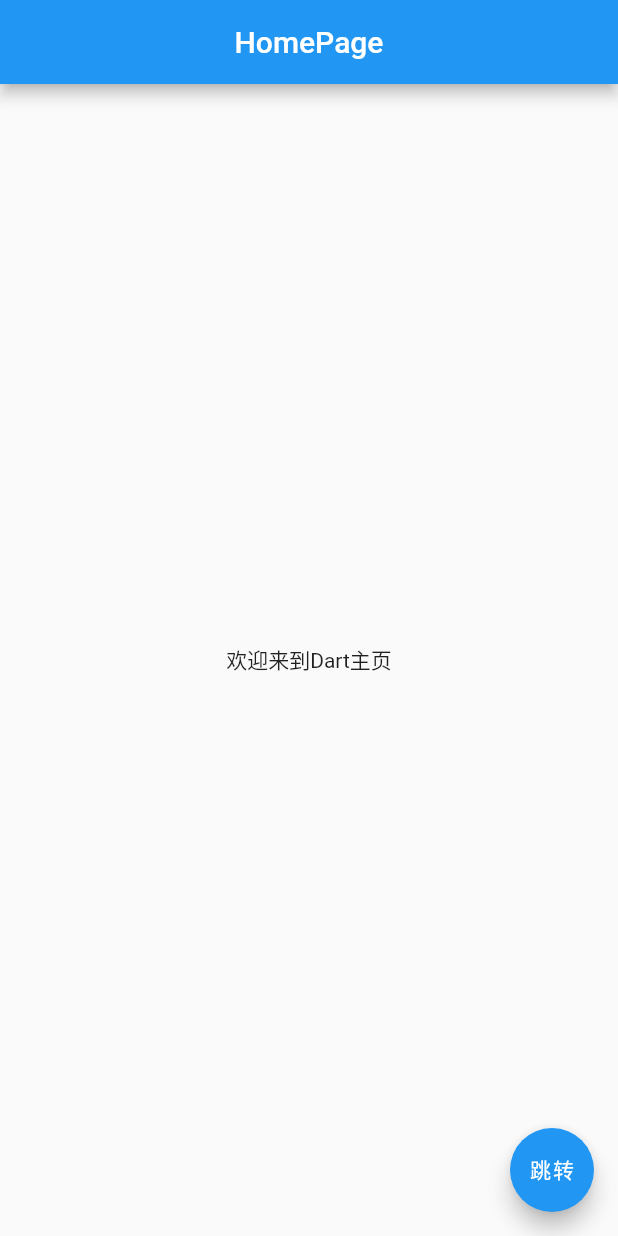
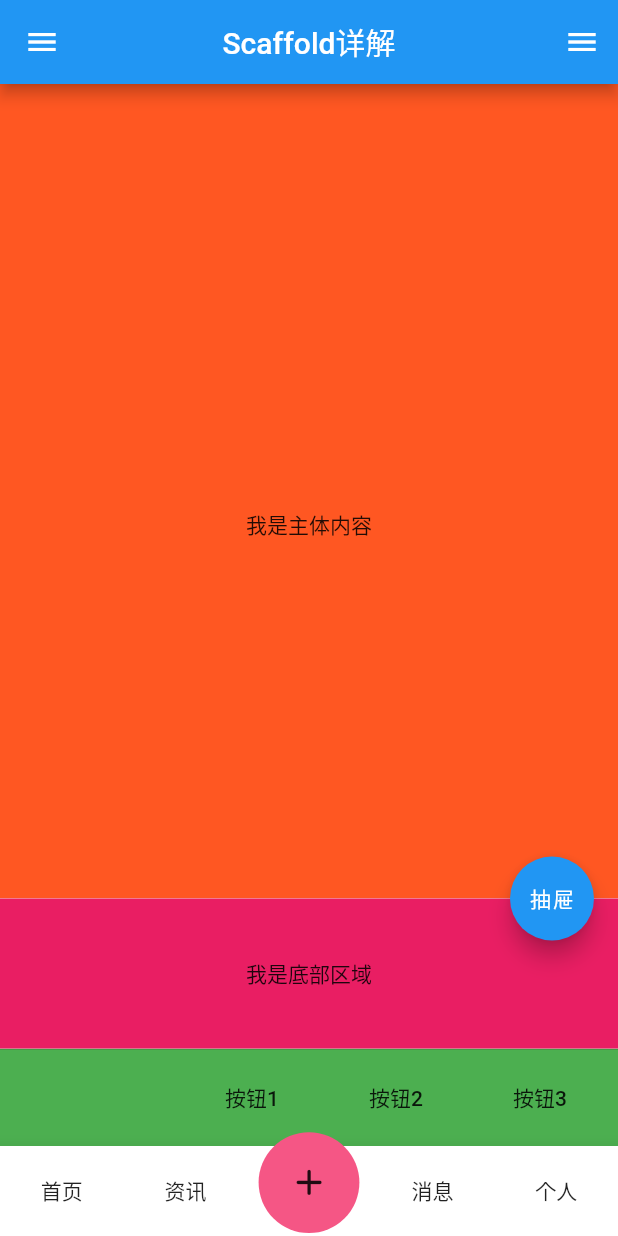
Before and after one commit to AinialJing/flutter_hello, a Flutter app: the screen it shows after launch, on a phone screen of 412 x 824 dp. Run offline on Flutter 3.47's test engine with Material 2 defaults, Android fonts, the phone set to English and light mode, and no system bars; our stand-ins replace event_bus, sensors, shared_preferences, sqflite; accounts and stored records are empty.

Commit message:
增加Scaffold的内容使用

```diff
--- /dev/null
+++ b/assets/json_01.json
@@ -0,0 +1,3 @@
+{
+  "a": "foo"
+}
--- /dev/null
+++ b/assets/json_02.json
@@ -0,0 +1,4 @@
+{
+  "a": "foo",
+  "b": "bar"
+}
--- /dev/null
+++ b/assets/json_03.json
@@ -0,0 +1,5 @@
+{
+  "a": "foo",
+  "b": "bar",
+  "c": "bar"
+}
--- /dev/null
+++ b/assets/test.txt
@@ -0,0 +1 @@
+123456
--- /dev/null
+++ b/lib/container_widget/scaffold_widget.dart
@@ -0,0 +1,190 @@
+import 'package:flutter/material.dart';
+
+/// This class provides APIs for showing drawers and bottom sheets.
+class ScaffoldWidget extends StatelessWidget {
+  final GlobalKey<ScaffoldState> _scaffoldKey = new GlobalKey<ScaffoldState>();
+  @override
+  Widget build(BuildContext context) {
+    return MaterialApp(
+      home: Scaffold(
+        key: _scaffoldKey,
+        appBar: AppBar(
+          title: const Text('Scaffold详解'),
+          centerTitle: true,
+        ),
+        body: _body(),
+
+        ///抽屉的宽度
+        drawerEdgeDragWidth: 300,
+
+        ///打开时，遮盖的颜色
+        drawerScrimColor: Colors.yellow,
+
+        ///左边抽屉
+        drawer: _leftDrawer(),
+
+        ///左边抽屉变化的监听
+        onDrawerChanged: (bool) {
+          print("左抽屉是否打开：${bool ? "是" : "否"}");
+        },
+
+        ///右边抽屉
+        endDrawer: _rightDrawer(),
+
+        ///右边抽屉变化的监听
+        onEndDrawerChanged: (bool) {
+          print("右抽屉是否打开：${bool ? "是" : "否"}");
+        },
+        bottomSheet: BottomSheet(
+          onClosing: () {},
+          builder: (BuildContext context) {
+            return Container(
+              height: 100,
+              color: Colors.pink,
+              alignment: Alignment.center,
+              child: const Text("我是底部区域"),
+            );
+          },
+        ),
+        bottomNavigationBar: _bottomAppBar(context),
+        persistentFooterButtons: [
+          MaterialButton(
+            onPressed: () {},
+            child: Text('按钮1'),
+          ),
+          MaterialButton(
+            onPressed: () {},
+            child: Text('按钮2'),
+          ),
+          MaterialButton(
+            onPressed: () {},
+            child: Text('按钮3'),
+          )
+        ],
+        floatingActionButton: FloatingActionButton(onPressed: () {
+          // Scaffold.of(context).openDrawer();
+          _scaffoldKey.currentState?.openDrawer();
+        },child: const Text('抽屉'),),
+        backgroundColor: Colors.green,
+        extendBody: false,
+        extendBodyBehindAppBar: true,
+      ),
+    );
+  }
+
+  _body() {
+    return Container(
+      width: double.infinity,
+      height: double.infinity,
+      color: Colors.deepOrange,
+      alignment: Alignment.center,
+      child: const Text('我是主体内容'),
+    );
+  }
+
+  _rightDrawer() {
+    return Container(
+      width: 300,
+      height: double.infinity,
+      color: Colors.blue,
+      alignment: Alignment.center,
+      child: const Text('我是右边抽屉栏'),
+    );
+  }
+
+  _leftDrawer() {
+    return Container(
+      width: 300,
+      height: double.infinity,
+      color: Colors.blue,
+      alignment: Alignment.center,
+      child: const Text('我是左边抽屉栏'),
+    );
+  }
+
+  _bottomNavigationBar(){
+    return BottomNavigationBar(
+      ///解决item多余三个的时候不显示的问题
+      type: BottomNavigationBarType.fixed,
+      items: const [
+        BottomNavigationBarItem(
+            icon: Icon(Icons.account_balance_outlined), label: '主页'),
+        BottomNavigationBarItem(
+            icon: Icon(Icons.add_a_photo_rounded), label: '留念'),
+        BottomNavigationBarItem(icon: Icon(Icons.add_chart), label: '记录'),
+        BottomNavigationBarItem(icon: Icon(Icons.account_box), label: '我的')
+      ],
+    );
+  }
+
+  _bottomAppBar(BuildContext context){
+    return BottomAppBar(
+      color: Colors.white,
+      elevation: 10,
+      // shape: CustomNotchedShape(context),
+      child: Container(
+        height: 60,
+        child: Row(children: [
+          const Expanded(
+              child: Text(
+                '首页',
+                textAlign: TextAlign.center,
+              )),
+          const Expanded(
+              child: Text(
+                '资讯',
+                textAlign: TextAlign.center,
+              )),
+          Expanded(child: SizedBox(child: Transform.scale(
+            scale: 1.2,
+            alignment: Alignment.bottomCenter,
+            child: FloatingActionButton(
+              backgroundColor: const Color(0xfff55685),
+              elevation: 0,
+              onPressed: () {},
+              child: const Icon(Icons.add_rounded, color: Colors.black87),
+            ),
+          ))),
+          const Expanded(
+              child: Text(
+                '消息',
+                textAlign: TextAlign.center,
+              )),
+          const Expanded(
+              child: Text(
+                '个人',
+                textAlign: TextAlign.center,
+              )),
+        ]),
+      ),
+    );
+  }
+}
+
+class CustomNotchedShape extends NotchedShape {
+  final BuildContext context;
+  const CustomNotchedShape(this.context);
+
+  @override
+  Path getOuterPath(Rect host, Rect? guest) {
+    const radius = 40.0;
+    const lx = 20.0;
+    const ly = 8;
+    const bx = 10.0;
+    const by = 20.0;
+    var x = (MediaQuery.of(context).size.width - radius) / 2 - lx;
+    return Path()
+      ..moveTo(host.left, host.top)
+      ..lineTo(x, host.top)
+    // ..lineTo(x += lx, host.top - ly)
+      ..quadraticBezierTo(x + bx, host.top, x += lx, host.top - ly)
+    // ..lineTo(x += radius, host.top - ly)
+      ..quadraticBezierTo(
+          x + radius / 2, host.top - by, x += radius, host.top - ly)
+    // ..lineTo(x += lx, host.top)
+      ..quadraticBezierTo((x += lx) - bx, host.top, x, host.top)
+      ..lineTo(host.right, host.top)
+      ..lineTo(host.right, host.bottom)
+      ..lineTo(host.left, host.bottom);
+  }
+}
--- a/lib/main.dart
+++ b/lib/main.dart
@@ -1,12 +1,13 @@
 import 'package:flutter/material.dart';
 import 'package:flutter_hello/arguments.dart';
 import 'package:flutter_hello/navigator2/custome_routes.dart';
-import 'package:flutter_hello/pageExchange/dart_pages.dart';
 
 import 'androidview/cell.dart';
+import 'container_widget/bottomsheet_operator.dart';
+import 'container_widget/scaffold_widget.dart';
 
 void main() {
-  runApp(DartPages());
+  runApp(ScaffoldWidget());
 }
 
 @pragma("vm:entry-point")
--- /dev/null
+++ b/lib/thread/thread_page.dart
@@ -0,0 +1,30 @@
+import 'dart:async';
+
+import 'package:flutter/material.dart';
+
+class ThreadPage extends StatelessWidget{
+  int num=0;
+  @override
+  Widget build(BuildContext context) {
+    return MaterialApp(
+      home: Scaffold(
+        appBar: AppBar(title:const Text( '多定时器修改变量'),centerTitle: true,),
+        body: Center(
+          child: GestureDetector(
+            onTap: (){
+              Timer.periodic(const Duration(milliseconds: 100), (timer) {
+                num+=1;
+                print("timer1:${num}");
+              });
+              Timer.periodic(const Duration(milliseconds: 100), (timer) {
+                num+=1;
+                print("timer2:${num}");
+              });
+            },
+            child: const Text('启动多个定时器'),
+          ),
+        ),
+      ),
+    );
+  }
+}
--- a/pubspec.yaml
+++ b/pubspec.yaml
@@ -21,6 +21,9 @@ dependencies:
   shared_preferences: ^2.0.15
   sqflite: ^2.2.0+3
   sensors: ^2.0.3
+  async: ^2.8.0
+  permission_handler: ^10.2.0
+  path_provider: ^2.0.11
 dev_dependencies:
   flutter_test:
     sdk: flutter
@@ -36,6 +39,7 @@ flutter:
      - images/flutter.jpg
      - images/2.0x/flutter.jpg
      - images/3.0x/flutter.jpg
+     - assets/
 
   fonts:
     - family: Niramit
```
Also changed, not shown: lib/container_widget/bottomsheet_operator.dart (added, +119 -0 lines), lib/container_widget/custom_notched_shape.dart (added, +128 -0 lines), lib/thread/isolate_page.dart (added, +66 -0 lines), pubspec.lock, 2 other files.
